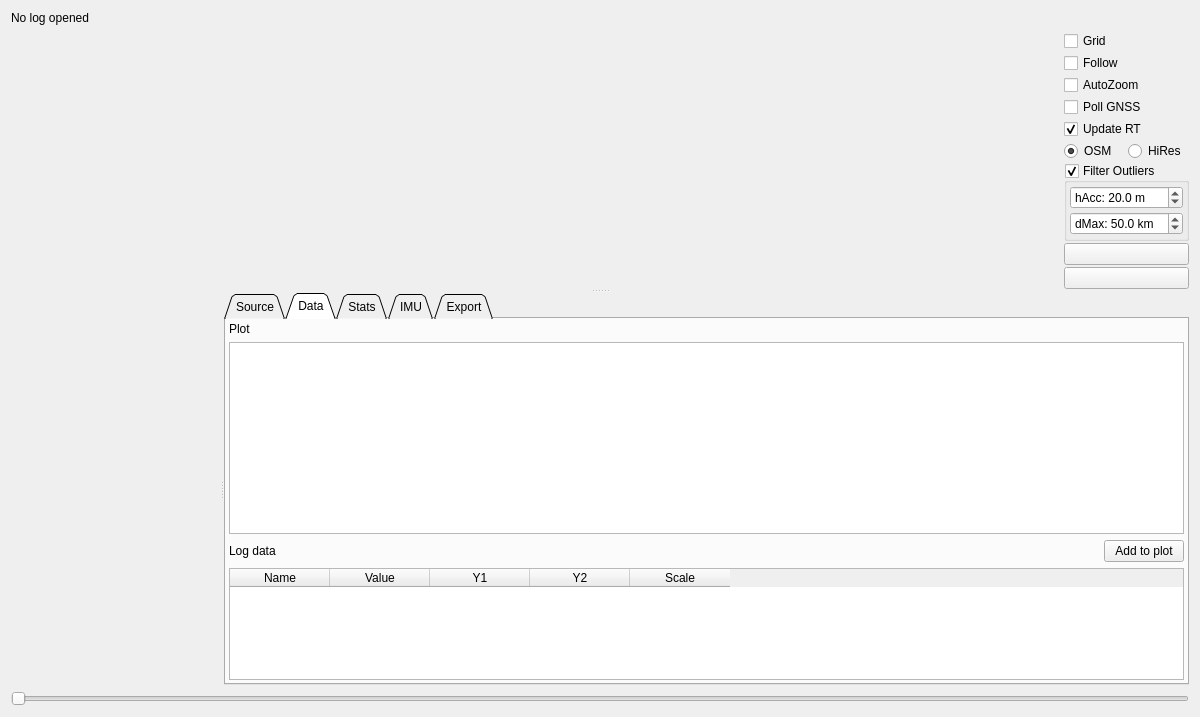
Old version of the form pages/pageloganalysis.ui in the repository darwinbeing/vesc_tool.
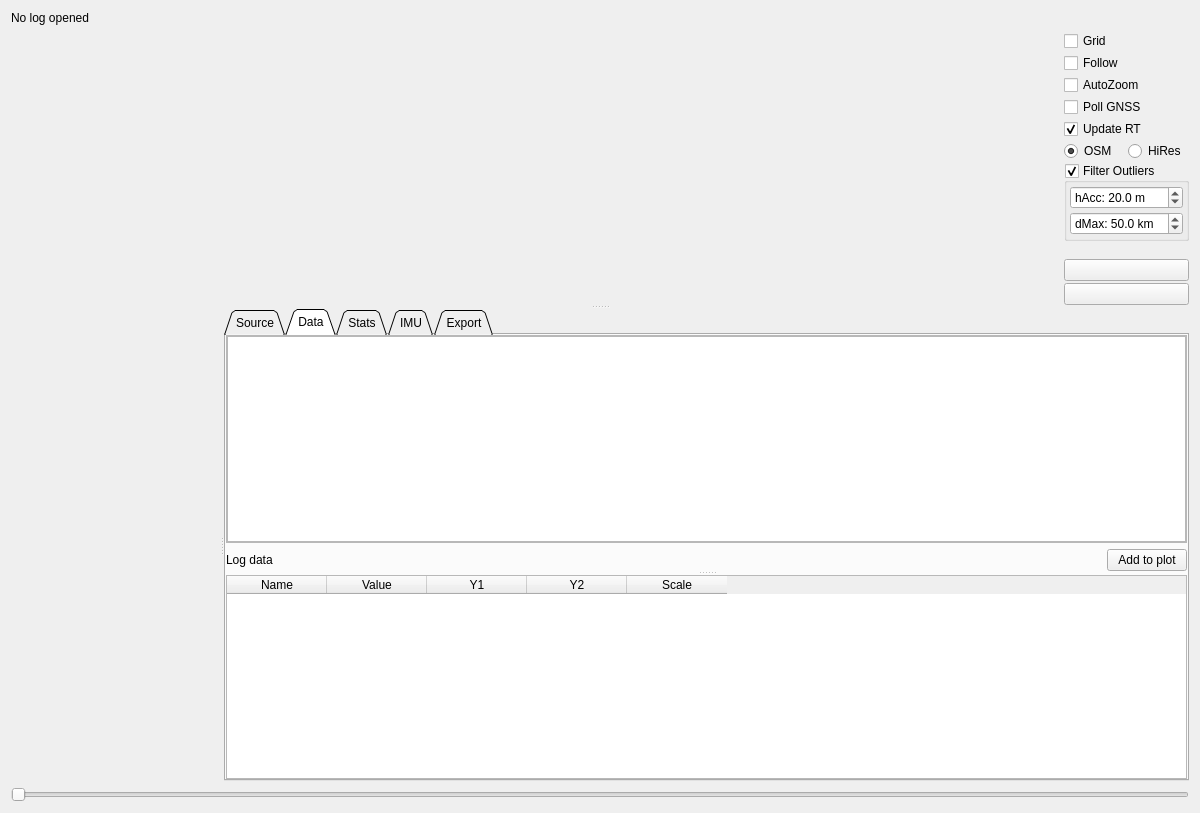
New version of the form. The open tabs and pages were chosen to show the change. Icons and pictures are not drawn. Custom widgets are drawn as their Qt base class.

What changed in the file:
```diff
--- a/pages/pageloganalysis.ui
+++ b/pages/pageloganalysis.ui
@@ -7,7 +7,7 @@
     <x>0</x>
     <y>0</y>
     <width>1200</width>
-    <height>717</height>
+    <height>813</height>
    </rect>
   </property>
   <property name="windowTitle">
@@ -791,45 +791,61 @@
         <attribute name="title">
          <string>Data</string>
         </attribute>
-        <layout class="QVBoxLayout" name="verticalLayout">
+        <layout class="QVBoxLayout" name="verticalLayout_17">
+         <property name="spacing">
+          <number>0</number>
+         </property>
          <property name="leftMargin">
-          <number>3</number>
+          <number>0</number>
          </property>
          <property name="topMargin">
-          <number>3</number>
+          <number>0</number>
          </property>
          <property name="rightMargin">
-          <number>3</number>
+          <number>0</number>
          </property>
          <property name="bottomMargin">
-          <number>3</number>
+          <number>0</number>
          </property>
          <item>
+          <widget class="QSplitter" name="splitter">
+           <property name="orientation">
+            <enum>Qt::Orientation::Vertical</enum>
+           </property>
+           <property name="childrenCollapsible">
+            <bool>false</bool>
+           </property>
+           <widget class="QWidget" name="layoutWidget">
           <layout class="QVBoxLayout" name="verticalLayout_16">
            <item>
-            <widget class="QLabel" name="selectedDataLabel">
-             <property name="text">
-              <string>Plot</string>
-             </property>
-            </widget>
-           </item>
+              <widget class="QScrollArea" name="scrollArea">
+               <property name="widgetResizable">
+                <bool>true</bool>
+               </property>
+               <widget class="QWidget" name="scrollAreaWidgetContents">
+                <property name="geometry">
+                 <rect>
+                  <x>0</x>
+                  <y>0</y>
+                  <width>960</width>
+                  <height>156</height>
+                 </rect>
+                </property>
+                <layout class="QVBoxLayout" name="verticalLayout">
+                 <property name="leftMargin">
+                  <number>0</number>
+                 </property>
+                 <property name="topMargin">
+                  <number>0</number>
+                 </property>
+                 <property name="rightMargin">
+                  <number>0</number>
+                 </property>
+                 <property name="bottomMargin">
+                  <number>0</number>
+                 </property>
            <item>
             <widget class="QTableWidget" name="selectedDataItems">
-             <property name="sizePolicy">
-              <sizepolicy hsizetype="Preferred" vsizetype="Fixed">
-               <horstretch>0</horstretch>
-               <verstretch>0</verstretch>
-              </sizepolicy>
-             </property>
-             <property name="editTriggers">
-              <set>QAbstractItemView::EditTrigger::NoEditTriggers</set>
-             </property>
-             <property name="selectionMode">
-              <enum>QAbstractItemView::SelectionMode::NoSelection</enum>
-             </property>
-             <property name="selectionBehavior">
-              <enum>QAbstractItemView::SelectionBehavior::SelectRows</enum>
-             </property>
              <property name="verticalScrollBarPolicy">
               <enum>Qt::ScrollBarAlwaysOff</enum>
              </property>
@@ -871,6 +887,10 @@
              </column>
             </widget>
            </item>
+                </layout>
+               </widget>
+              </widget>
+             </item>
            <item>
             <layout class="QHBoxLayout" name="horizontalLayout_13">
              <item>
@@ -905,7 +925,8 @@
              </item>
             </layout>
            </item>
-           <item>
+            </layout>
+           </widget>
             <widget class="QTableWidget" name="dataTable">
              <property name="editTriggers">
               <set>QAbstractItemView::EditTrigger::NoEditTriggers</set>
@@ -952,8 +973,7 @@
               </property>
              </column>
             </widget>
-           </item>
-          </layout>
+          </widget>
          </item>
         </layout>
        </widget>
```
Left out of the diff: 116 changed lines with no effect on the pictures. Lines whose indentation alone changed are shown as unchanged.
